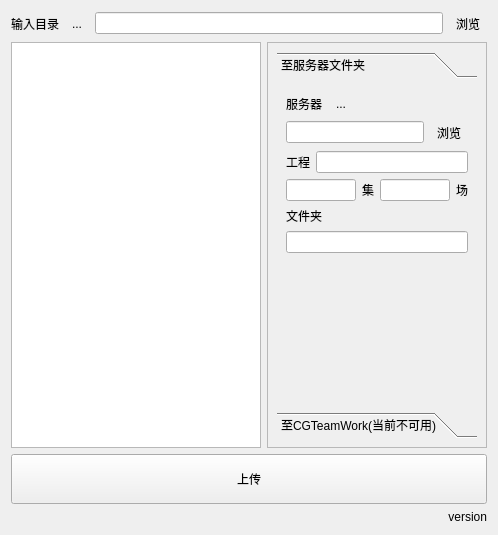
Qt form lib/uploader.ui (WuLiFang/Nuke) before a commit.
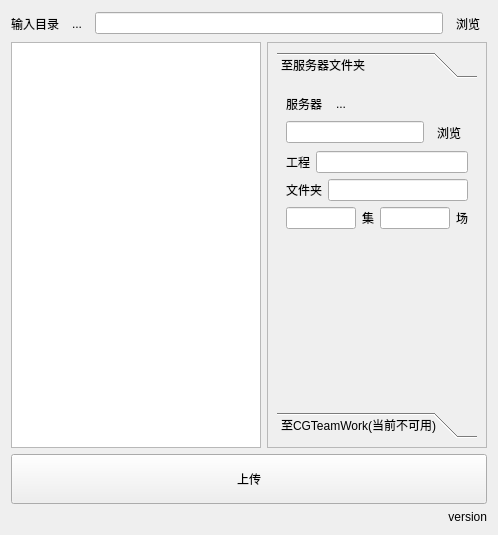
The same form after that commit.

```diff
--- a/lib/uploader.ui
+++ b/lib/uploader.ui
@@ -220,6 +220,20 @@
               </item>
              </layout>
             </item>
+            <item>
+             <layout class="QHBoxLayout" name="horizontalLayout_6">
+              <item>
+               <widget class="QLabel" name="label_7">
+                <property name="text">
+                 <string>文件夹</string>
+                </property>
+               </widget>
+              </item>
+              <item>
+               <widget class="QLineEdit" name="folderEdit"/>
+              </item>
+             </layout>
+            </item>
             <item>
              <layout class="QHBoxLayout" name="horizontalLayout">
               <item>
@@ -244,16 +258,6 @@
               </item>
              </layout>
             </item>
-            <item>
-             <widget class="QLabel" name="label_7">
-              <property name="text">
-               <string>文件夹</string>
-              </property>
-             </widget>
-            </item>
-            <item>
-             <widget class="QLineEdit" name="folderEdit"/>
-            </item>
             <item>
              <spacer name="verticalSpacer">
               <property name="orientation">
```
Left out of the diff: 4 changed lines with no effect on the pictures.
